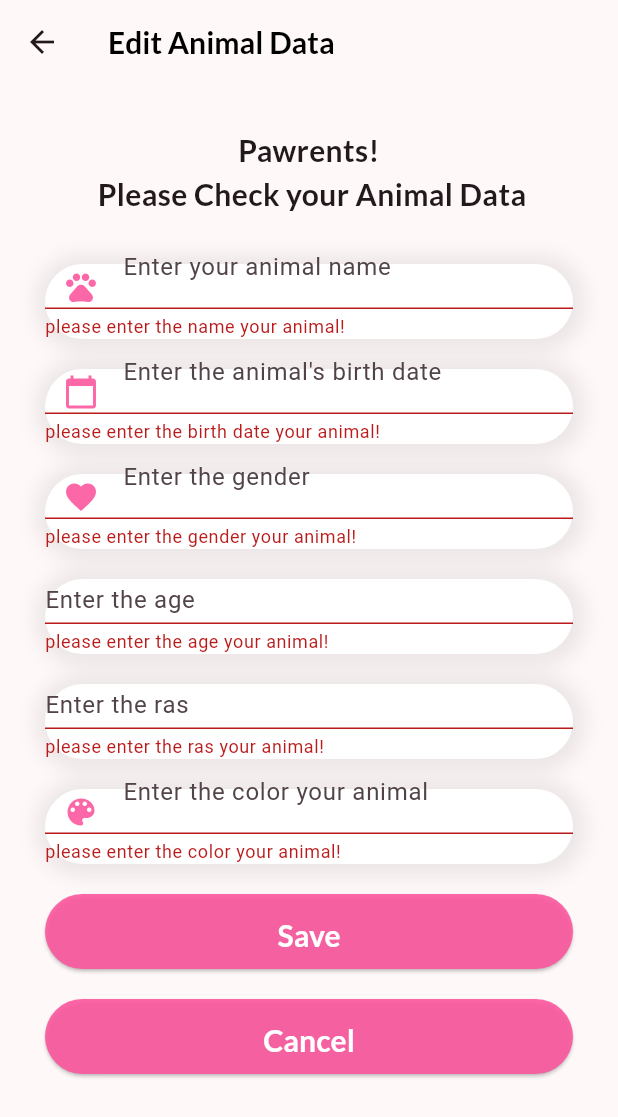
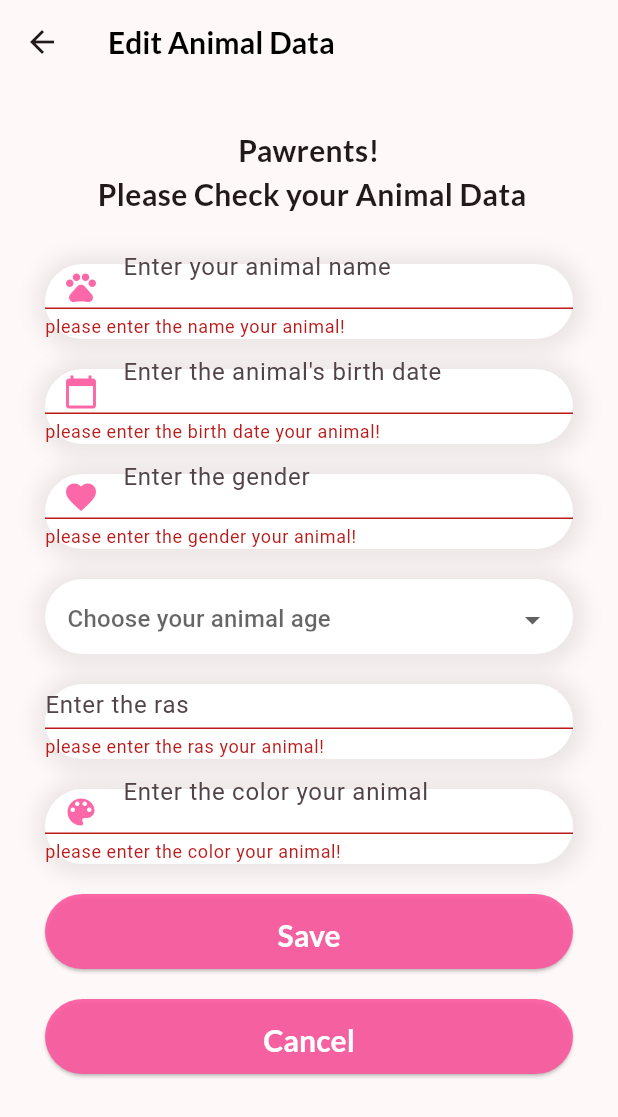
Before and after one commit to Tiarasekarsini/067_AloAnimal, a Flutter app: the EditAnimal screen opened directly, after a tap on "Save", on a phone screen of 412 x 824 dp. Shown: the top 1117 px of the screen. Run offline on Flutter 3.47's test engine with Material 2 defaults, Android fonts, the light colour scheme and no system bars; our stand-ins replace cloud_firestore, firebase_auth, firebase_core, fluttertoast, google_fonts, smooth_page_indicator; accounts and stored records are empty.

Commit message:
adding DropDownBox for age in view edit animal data

```diff
--- a/lib/view/animaldata/edit_animal.dart
+++ b/lib/view/animaldata/edit_animal.dart
@@ -36,6 +36,18 @@
   String? ageBaru;
   String? rasBaru;
   String? colorBaru;
+
+  List<String> listItem = [
+    '< 1 years old',
+    '1 years old',
+    '2 years old',
+    '3 years old',
+    '4 years old',
+    '5 years old',
+    '6 years old',
+    '7 years old',
+    '> 7 years old'
+  ];
 
   @override
   var formkey = GlobalKey<FormState>();
@@ -191,6 +203,7 @@
                   ),
                   Container(
                     height: 50,
+                    padding: const EdgeInsets.all(15),
                     margin:
                         const EdgeInsets.only(top: 310, left: 10, right: 10),
                     decoration: BoxDecoration(
@@ -205,29 +218,38 @@
                         ),
                       ],
                     ),
-                    child: TextFormField(
-                        decoration: InputDecoration(
-                          hintText: "Enter the age",
-                          focusedBorder: const OutlineInputBorder(
-                            borderSide:
-                                BorderSide(color: Colors.white, width: 1.0),
-                          ),
-                          enabledBorder: OutlineInputBorder(
-                            borderRadius: BorderRadius.circular(30),
-                            borderSide: const BorderSide(
-                                color: Colors.white, width: 1.0),
-                          ),
-                        ),
-                        onSaved: (value) {
+                    child: DropdownButton(
+                      hint: const Text('Choose your animal age'),
+                      value: ageBaru,
+                      onChanged: (value) {
+                        setState(() {
                           ageBaru = value;
-                        },
-                        initialValue: widget.ageAsal,
-                        validator: (value) {
-                          if (value == null || value.isEmpty) {
-                            return 'please enter the age your animal!';
-                          }
-                          return null;
-                        }),
+                        });
+                      },
+                      underline: const SizedBox(),
+                      isExpanded: true,
+                      items: listItem
+                          .map<DropdownMenuItem<String?>>(
+                              (e) => DropdownMenuItem(
+                                    child: Text(e.toString()),
+                                    value: e,
+                                  ))
+                          .toList(),
+
+                      // child: TextFormField(
+                      //     decoration: InputDecoration(
+                      //       hintText: "Enter the age",
+                      //       focusedBorder: const OutlineInputBorder(
+                      //         borderSide:
+                      //             BorderSide(color: Colors.white, width: 1.0),
+                      //       ),
+                      //       enabledBorder: OutlineInputBorder(
+                      //         borderRadius: BorderRadius.circular(30),
+                      //         borderSide: const BorderSide(
+                      //             color: Colors.white, width: 1.0),
+                      //       ),
+                      //     ),
+                    ),
                   ),
                   Container(
                     height: 50,
```
